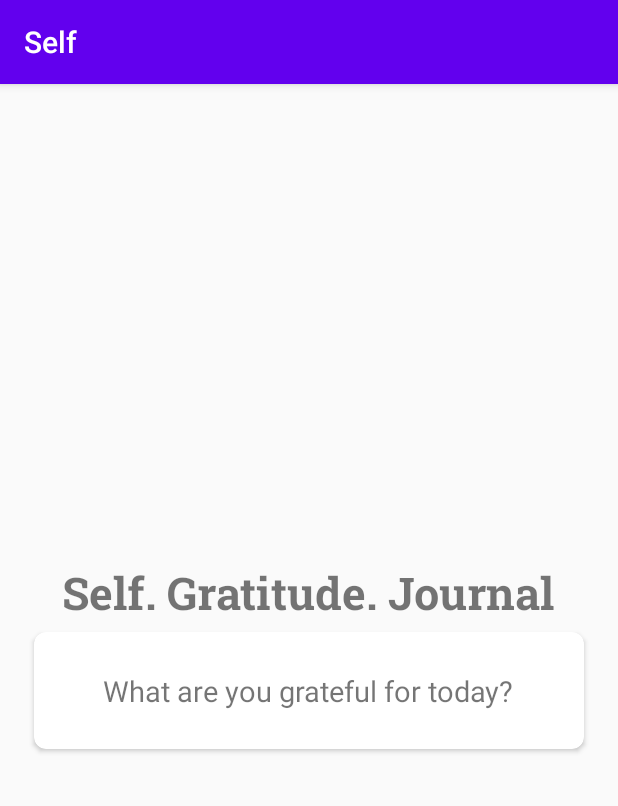
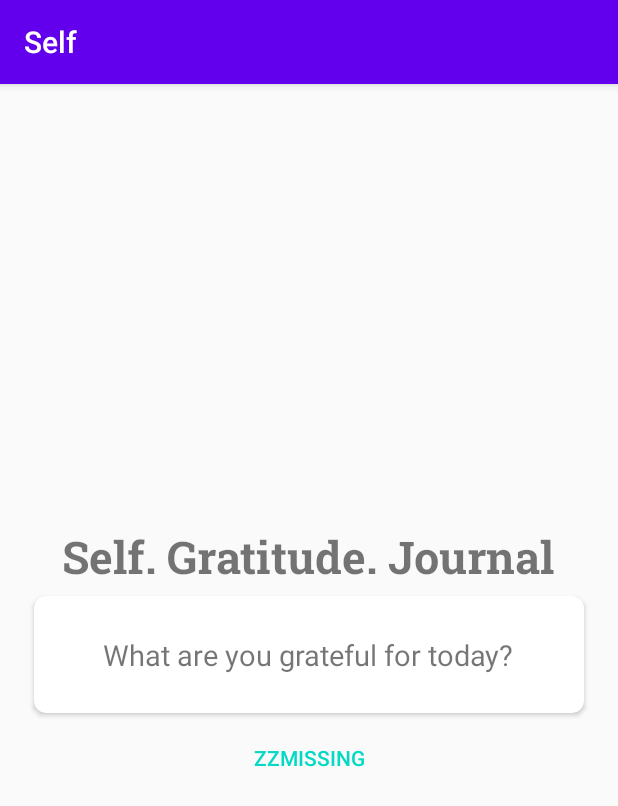
Before and after one commit to cShark-dev/android, an Android app: the screen it shows after launch (MainActivity), on a phone screen of 412 x 824 dp. Shown: the top 806 px of the screen. Run offline under Robolectric (Android 15) with nearby library versions, the phone set to English and light mode, and no system bars.

Commit message:
Login button created

```diff
--- a/app/src/main/res/layout/activity_main.xml
+++ b/app/src/main/res/layout/activity_main.xml
@@ -23,9 +23,6 @@
         android:layout_width="match_parent"
         android:layout_height="wrap_content">
 
-
-    </RelativeLayout>
-
         <androidx.cardview.widget.CardView
         android:layout_width="match_parent"
         android:layout_height="90dp"
@@ -43,4 +40,15 @@
 
         </androidx.cardview.widget.CardView>
 
+    </RelativeLayout>
+
+    <Button
+        android:id="@+id/startButton"
+        android:text="@string/get_started_text"
+        android:textColor="@color/colorAccent"
+        android:background="@android:color/transparent"
+        android:layout_width="match_parent"
+        android:layout_height="wrap_content" />
+
+
 </LinearLayout>
```
Lines whose indentation alone changed are shown as unchanged.
